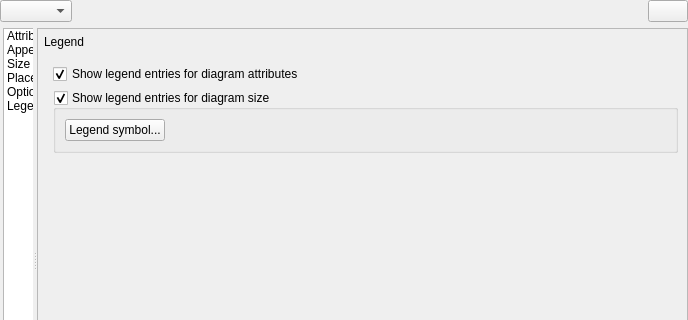
Qt form src/ui/qgsdiagrampropertiesbase.ui (qgis/QGIS) before a commit; both pictures show x 0 to 688 and y 0 to 320 of the 688 by 491 pixel window.
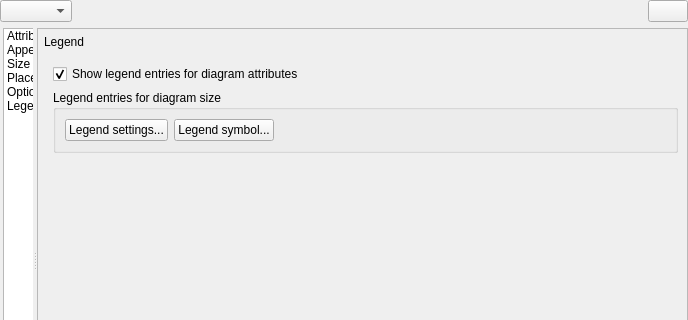
The same form after that commit. The open tabs and pages were chosen to show the change. Icons and pictures are not drawn. Custom widgets are drawn as their Qt base class.

Commit message: GUI for configuration of size-based legend for diagrams

```diff
--- a/src/ui/qgsdiagrampropertiesbase.ui
+++ b/src/ui/qgsdiagrampropertiesbase.ui
@@ -2050,8 +2050,8 @@
                   <rect>
                    <x>0</x>
                    <y>0</y>
-                   <width>324</width>
-                   <height>131</height>
+                   <width>640</width>
+                   <height>371</height>
                   </rect>
                  </property>
                  <layout class="QVBoxLayout" name="verticalLayout_12">
@@ -2068,12 +2068,16 @@
                   <item>
                    <widget class="QgsCollapsibleGroupBox" name="mCheckBoxSizeLegend">
                     <property name="title">
-                     <string>Show legend entries for diagram size</string>
-                    </property>
-                    <property name="checkable">
-                     <bool>true</bool>
+                     <string>Legend entries for diagram size</string>
                     </property>
                     <layout class="QHBoxLayout" name="horizontalLayout_71">
+                     <item>
+                      <widget class="QPushButton" name="mButtonSizeLegendSettings">
+                       <property name="text">
+                        <string>Legend settings...</string>
+                       </property>
+                      </widget>
+                     </item>
                      <item>
                       <widget class="QPushButton" name="mButtonSizeLegendSymbol">
                        <property name="text">
```
Left out of the diff: 24 changed lines with no effect on the pictures. The commit also changes 8 other files.
